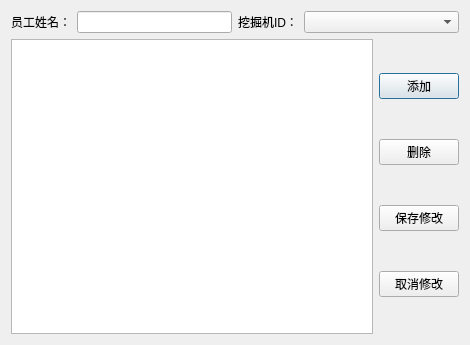
Before: the Qt Designer form peopledialog.ui in chksong/MineCarsManage, drawn with Qt 5.
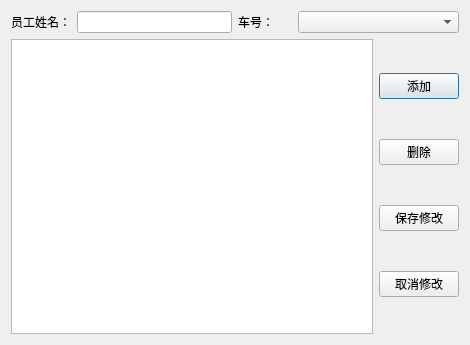
After: the same form once the commit is applied.

Commit message: 员工管理窗口完成

```diff
--- a/peopledialog.ui
+++ b/peopledialog.ui
@@ -37,7 +37,7 @@
          <item>
           <widget class="QLabel" name="label_2">
            <property name="text">
-            <string>挖掘机ID：</string>
+            <string>车号：</string>
            </property>
           </widget>
          </item>
```
Left out of the diff: 12 changed lines with no effect on the pictures. The commit also changes 4 other files.
